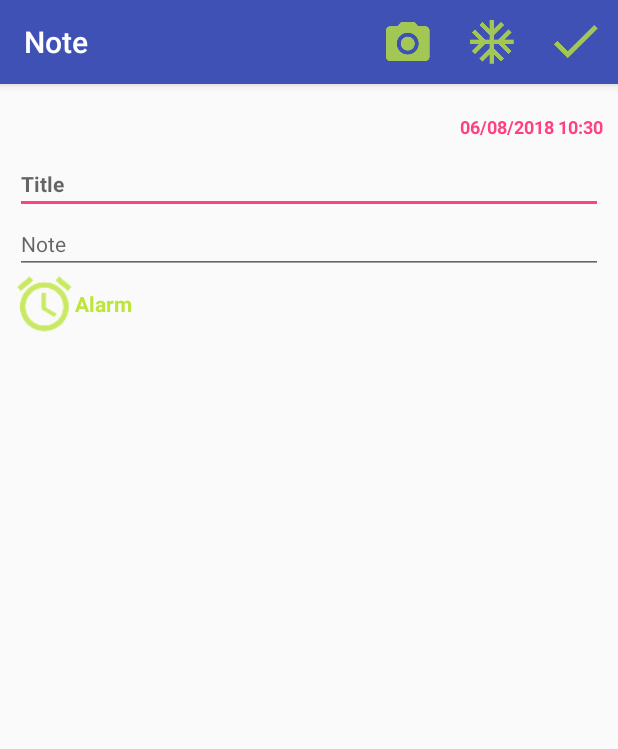
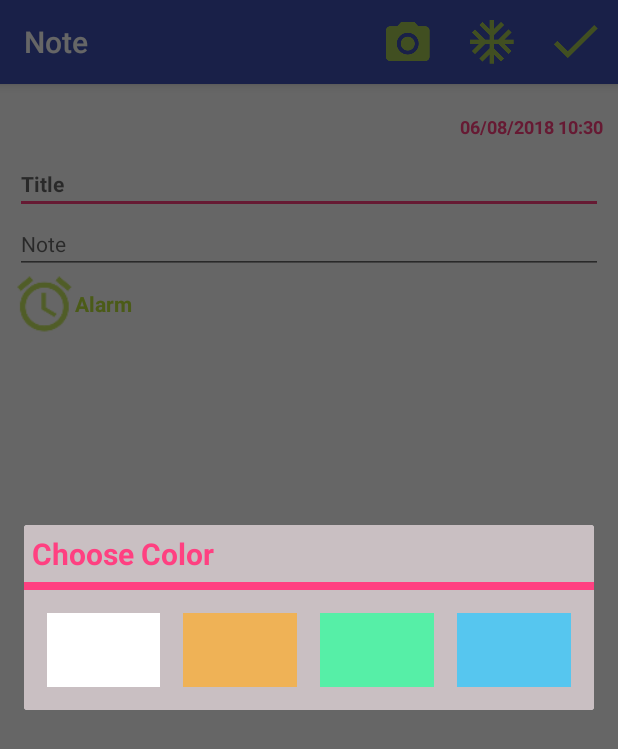
Before and after one commit to Meteoric-Cat/Assignment, an Android app: the CreatingActivity screen opened directly, with no data from a screen before it, after a tap on an icon or button, on a phone screen of 412 x 824 dp. Shown: the top 749 px of the screen. Run offline under Robolectric (Android 15) with nearby library versions, the light colour scheme and no system bars.

Commit message:
Commit on Other: Added color picker

```diff
--- a/app/src/main/java/com/meteor/assignment/activity/CreatingActivity.java
+++ b/app/src/main/java/com/meteor/assignment/activity/CreatingActivity.java
@@ -23,6 +23,8 @@ import android.widget.ImageView;
 import android.widget.TextView;
 import android.widget.Toast;
 
+import com.meteor.assignment.configuration.ActivityConfiguration;
+import com.meteor.assignment.fragment.BackgroundColorDialog;
 import com.meteor.assignment.fragment.CameraOptionDialog;
 import com.meteor.assignment.model.Note;
 
@@ -38,6 +40,7 @@ public class CreatingActivity extends AppCompatActivity implements CameraOptionD
     protected static final String HM_FORMAT = "HH:mm";
 
     protected static final String CAMERA_OPTION_DIALOG = "Camera dialog";
+    protected static final String BACKGROUND_COLOR_DIALOG="Background dialog";
 
     protected static final int INITIAL_LOADING_TYPE_1 = 1;
     protected static final int INITIAL_LOADING_TYPE_2 = 2;
@@ -45,7 +48,7 @@ public class CreatingActivity extends AppCompatActivity implements CameraOptionD
     protected static final int GALLERY_LOADING_TYPE = 4;
 
     protected static final String IMAGE_LOADING_EXCEPTION = "Can't load the image";                 //display to user
-    protected static final String IMAGE_TAKING_EXCEPTION = "Can't create image with camera";
+    //protected static final String IMAGE_TAKING_EXCEPTION = "Can't create image with camera";
     protected static final String IMAGE_LOADING_ANNOUNCEMENT = "Reopen to see the added image.";
 
     protected static final int INVALID_NOTE_ID = -1;
@@ -58,6 +61,7 @@ public class CreatingActivity extends AppCompatActivity implements CameraOptionD
     protected ImageView ivImage;
 
     protected CameraOptionDialog cameraOptionDialog;
+    protected BackgroundColorDialog backgroundColorDialog;
 
     protected Note note;
     protected int noteID;
@@ -81,6 +85,7 @@ public class CreatingActivity extends AppCompatActivity implements CameraOptionD
         ivImage = findViewById(R.id.iv_photo);
 
         cameraOptionDialog = new CameraOptionDialog();
+        backgroundColorDialog=new BackgroundColorDialog();
     }
 
     protected void initLogicComponents() {
@@ -90,6 +95,8 @@ public class CreatingActivity extends AppCompatActivity implements CameraOptionD
     @Override
     protected void onStart() {
         super.onStart();
+        getWindow().setBackgroundDrawable(ActivityConfiguration.getInstance().windowBackground);
+
         updateTimeView();
 
         Intent intent = getIntent();
@@ -138,6 +145,10 @@ public class CreatingActivity extends AppCompatActivity implements CameraOptionD
 
                 setResult(getResources().getInteger(R.integer.CREATING_OK), intent);
                 finish();
+                break;
+            }
+            case R.id.mi_color: {
+                backgroundColorDialog.show(getSupportFragmentManager(), BACKGROUND_COLOR_DIALOG);
                 break;
             }
             case R.id.mi_camera: {
--- a/app/src/main/java/com/meteor/assignment/activity/MainActivity.java
+++ b/app/src/main/java/com/meteor/assignment/activity/MainActivity.java
@@ -21,6 +21,7 @@ import android.view.View;
 import android.widget.Toast;
 
 import com.meteor.assignment.adapter.MainActivityRvAdapter;
+import com.meteor.assignment.configuration.ActivityConfiguration;
 import com.meteor.assignment.db.NoteTable;
 import com.meteor.assignment.model.Note;
 
@@ -114,6 +115,12 @@ public class MainActivity extends AppCompatActivity {
         MenuInflater inflater = getMenuInflater();
         inflater.inflate(R.menu.mainactivity_menu, menu);
         return super.onCreateOptionsMenu(menu);
+    }
+
+    @Override
+    protected void onStart() {
+        super.onStart();
+        getWindow().setBackgroundDrawable(ActivityConfiguration.getInstance().windowBackground);
     }
 
     @Override
--- /dev/null
+++ b/app/src/main/java/com/meteor/assignment/configuration/ActivityConfiguration.java
@@ -0,0 +1,20 @@
+package com.meteor.assignment.configuration;
+
+import android.graphics.Color;
+import android.graphics.drawable.ColorDrawable;
+import android.graphics.drawable.Drawable;
+
+public class ActivityConfiguration {
+    public Drawable windowBackground;
+
+    private static ActivityConfiguration instance = new ActivityConfiguration();
+
+    private ActivityConfiguration(){
+        windowBackground= new ColorDrawable(Color.WHITE);
+    }
+
+    public static ActivityConfiguration getInstance() {
+        return instance;
+    }
+
+}
--- a/app/src/main/java/com/meteor/assignment/db/NoteTable.java
+++ b/app/src/main/java/com/meteor/assignment/db/NoteTable.java
@@ -3,8 +3,6 @@ package com.meteor.assignment.db;
 import android.net.Uri;
 
 public class NoteTable {
-    private static NoteTable instance=new NoteTable();
-
     public String TABLE_URL = "content://" + CustomContentProvider.PROVIDER_NAME + "/notes";
     public Uri TABLE_URI = Uri.parse(TABLE_URL);
     public String TABLE_NAME = "notes";
@@ -25,6 +23,8 @@ public class NoteTable {
                     IMAGE_URL + " TEXT, " +
                     ALARM_TIME + " TEXT" + ");";
 
+    private static NoteTable instance=new NoteTable();
+
     private NoteTable() {
     }
 
--- /dev/null
+++ b/app/src/main/java/com/meteor/assignment/fragment/BackgroundColorDialog.java
@@ -0,0 +1,43 @@
+package com.meteor.assignment.fragment;
+
+import android.os.Bundle;
+import android.support.annotation.NonNull;
+import android.support.annotation.Nullable;
+import android.support.v4.app.DialogFragment;
+import android.view.LayoutInflater;
+import android.view.View;
+import android.view.View.OnClickListener;
+import android.view.ViewGroup;
+import android.widget.ImageView;
+
+import com.meteor.assignment.activity.R;
+import com.meteor.assignment.configuration.ActivityConfiguration;
+
+public class BackgroundColorDialog extends DialogFragment implements OnClickListener {               //or a CreatingActivity's inner class
+    private ImageView ivColorWhite, ivColorOrange, ivColorSeaGreen, ivColorLightBlue;               //ImageView[] ivColor;
+
+    @Nullable
+    @Override
+    public View onCreateView(@NonNull LayoutInflater inflater, @Nullable ViewGroup container, @Nullable Bundle savedInstanceState) {
+        View view = inflater.inflate(R.layout.dialog_background_color, container, false);
+
+        ivColorWhite = view.findViewById(R.id.iv_colorWhite);
+        ivColorOrange = view.findViewById(R.id.iv_colorOrange);
+        ivColorLightBlue = view.findViewById(R.id.iv_colorLightBlue);
+        ivColorSeaGreen = view.findViewById(R.id.iv_colorSeaGreen);
+
+        ivColorWhite.setOnClickListener(this);
+        ivColorOrange.setOnClickListener(this);
+        ivColorSeaGreen.setOnClickListener(this);
+        ivColorLightBlue.setOnClickListener(this);
+
+        return view;
+    }
+
+    @Override
+    public void onClick(View view) {
+        getActivity().getWindow().setBackgroundDrawable(view.getBackground());
+        ActivityConfiguration.getInstance().windowBackground = view.getBackground();
+        this.dismiss();
+    }
+}
--- a/app/src/main/java/com/meteor/assignment/fragment/CameraOptionDialog.java
+++ b/app/src/main/java/com/meteor/assignment/fragment/CameraOptionDialog.java
@@ -14,7 +14,7 @@ import android.widget.TextView;
 
 import com.meteor.assignment.activity.R;
 
-public class CameraOptionDialog extends DialogFragment implements View.OnClickListener {
+public class CameraOptionDialog extends DialogFragment implements View.OnClickListener {            //or implement as a CreatingActivity's inner class
     private TextView tvTakePhoto, tvChoosePhoto;
     private ClickHandler clickHandler;
 
--- /dev/null
+++ b/app/src/main/res/layout/dialog_background_color.xml
@@ -0,0 +1,65 @@
+<?xml version="1.0" encoding="utf-8"?>
+<android.widget.RelativeLayout
+    xmlns:android="http://schemas.android.com/apk/res/android"
+    android:layout_width="300dp"
+    android:layout_height="wrap_content"
+    android:background="@color/colorRedGray">
+
+    <TextView
+        android:id="@+id/tv_title"
+        android:layout_width="match_parent"
+        android:layout_height="wrap_content"
+        android:layout_margin="5dp"
+        android:text="@string/dag_color_title"
+        android:textColor="@color/colorAccent"
+        android:textSize="20sp"
+        android:textStyle="bold"/>
+
+    <ImageView
+        android:id="@+id/iv_separator"
+        android:layout_width="match_parent"
+        android:layout_height="5dp"
+        android:layout_below="@id/tv_title"
+        android:background="@color/colorAccent"/>
+
+    <LinearLayout
+        android:layout_width="match_parent"
+        android:layout_height="80dp"
+        android:layout_below="@id/iv_separator"
+        android:orientation="horizontal"
+        android:padding="15dp">
+
+        <ImageView
+            android:id="@+id/iv_colorWhite"
+            android:layout_width="0dp"
+            android:layout_height="match_parent"
+            android:layout_weight="1"
+            android:background="@color/colorWhite"/>
+
+        <ImageView
+            android:id="@+id/iv_colorOrange"
+            android:layout_width="0dp"
+            android:layout_height="match_parent"
+            android:layout_marginLeft="15dp"
+            android:layout_weight="1"
+            android:background="@color/colorOrange"/>
+
+        <ImageView
+            android:id="@+id/iv_colorSeaGreen"
+            android:layout_width="0dp"
+            android:layout_height="match_parent"
+            android:layout_marginLeft="15dp"
+            android:layout_weight="1"
+            android:background="@color/colorSeaGreen"/>
+
+        <ImageView
+            android:id="@+id/iv_colorLightBlue"
+            android:layout_width="0dp"
+            android:layout_height="match_parent"
+            android:layout_marginLeft="15dp"
+            android:layout_weight="1"
+            android:background="@color/colorLightBlue"/>
+
+    </LinearLayout>
+
+</android.widget.RelativeLayout>
--- a/app/src/main/res/values/colors.xml
+++ b/app/src/main/res/values/colors.xml
@@ -6,4 +6,9 @@
     <color name="colorMediumSeaGreen">#3cb371</color>
     <color name="colorPurple">#673ab7</color>
     <color name="colorLightGreen">#BDE53C</color>
+    <color name="colorWhite">#FFFFFF</color>
+    <color name="colorOrange">#efb256</color>
+    <color name="colorSeaGreen">#56efa7</color>
+    <color name="colorLightBlue">#56c6ef</color>
+    <color name="colorRedGray">#c9bfc2</color>
 </resources>
--- a/app/src/main/res/values/strings.xml
+++ b/app/src/main/res/values/strings.xml
@@ -16,7 +16,8 @@
     <string name="dag_camera_title">Insert Picture</string>
     <string name="tv_takePhoto">Take Photo</string>
     <string name="tv_choosePhoto">Choose Photo</string>
-
+    <!--ThemeColorDialog-->
+    <string name="dag_color_title">Choose Color</string>
 
     <!--Editing Activity-->
     <!--DeletionAlertDialog-->
```
